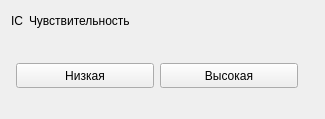
Old version of the form RT7Chamber/src/widgets/widgetsensivity.ui in the repository niitfa/RWELL_GUI.
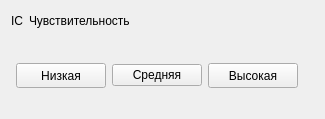
New version of the form.

```diff
--- a/RT7Chamber/src/widgets/widgetsensivity.ui
+++ b/RT7Chamber/src/widgets/widgetsensivity.ui
@@ -103,6 +103,16 @@
                </property>
               </widget>
              </item>
+             <item>
+              <widget class="QPushButton" name="pushButton_sensivityMedium">
+               <property name="focusPolicy">
+                <enum>Qt::NoFocus</enum>
+               </property>
+               <property name="text">
+                <string>Средняя</string>
+               </property>
+              </widget>
+             </item>
              <item>
               <widget class="QPushButton" name="pushButton_sensivityHigh">
                <property name="minimumSize">
```
